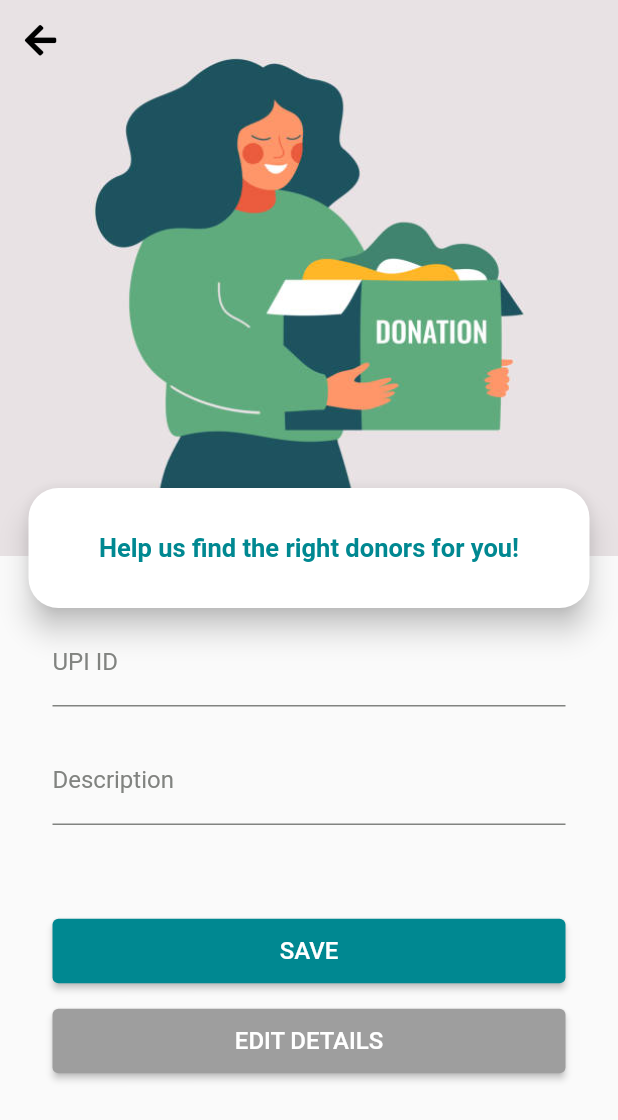
After one commit to pavithrahareddy/pawfecto_flutter_app, a Flutter app: the DonationDetails screen opened by its route, after a tap on "SAVE", on a phone screen of 412 x 824 dp. The commit adds this screen. Shown: the top 1120 px of the screen. Run offline on Flutter 3.47's test engine with Material 2 defaults, Android fonts, the phone set to English and light mode, and no system bars; our stand-ins replace cloud_firestore, date_field, firebase_auth, firebase_core, firebase_storage, font_awesome_flutter and 3 more; missing offline and left inert: dart:ffi, upi_india; accounts and stored records are empty.

Commit message:
Shelter: Add Donation details page

```diff
--- a/lib/main.dart
+++ b/lib/main.dart
@@ -22,6 +22,7 @@ import 'package:pawfecto/screens/user/profile.dart';
 import 'package:pawfecto/screens/user/sidebar.dart';
 import 'package:pawfecto/screens/welcome.dart';
 import 'package:pawfecto/screens/shelter/shelter_main_pet.dart';
+import 'package:pawfecto/screens/shelter/donation.dart';
 
 void main() async {
   WidgetsFlutterBinding.ensureInitialized();
@@ -51,12 +52,13 @@ class MyApp extends StatelessWidget {
         EventDetails.id: (context) => EventDetails(),
         EventRegister.id: (context) => EventRegister(),
         AdoptForm.id: (context) => AdoptForm(),
-        ProfilePage.id:(context) => ProfilePage(),
-        DonatePage.id:(context)=> DonatePage(),
-        DonateForm.id:(context) => DonateForm(),
-        LAFPage.id:(context) => LAFPage(),
-        StrayPetForm.id:(context) =>StrayPetForm(),
-        LostPetForm.id:(context) =>LostPetForm(),
+        ProfilePage.id: (context) => ProfilePage(),
+        DonatePage.id: (context) => DonatePage(),
+        DonateForm.id: (context) => DonateForm(),
+        LAFPage.id: (context) => LAFPage(),
+        StrayPetForm.id: (context) => StrayPetForm(),
+        LostPetForm.id: (context) => LostPetForm(),
+        DonationDetails.id: (context) => DonationDetails(),
       },
     );
   }
--- a/lib/screens/auth/adopt_register.dart
+++ b/lib/screens/auth/adopt_register.dart
@@ -3,7 +3,6 @@ import 'package:pawfecto/screens/auth/adopt_login.dart';
 import 'package:pawfecto/components/rounded_button.dart';
 import 'package:pawfecto/constants/constants.dart';
 import 'package:firebase_auth/firebase_auth.dart';
-import 'package:pawfecto/screens/user/adopt_main.dart';
 import 'package:modal_progress_hud/modal_progress_hud.dart';
 import 'package:cloud_firestore/cloud_firestore.dart';
 
--- a/lib/screens/auth/shelter_register.dart
+++ b/lib/screens/auth/shelter_register.dart
@@ -1,6 +1,5 @@
 import 'package:flutter/material.dart';
 import 'package:pawfecto/screens/auth/shelter_login.dart';
-import 'package:pawfecto/screens/shelter/shelter_main_pet.dart';
 import 'package:pawfecto/components/rounded_button.dart';
 import 'package:pawfecto/constants/constants.dart';
 import 'package:modal_progress_hud/modal_progress_hud.dart';
@@ -150,6 +149,10 @@ class _SRegisterState extends State<SRegister> {
                               'phone': phone,
                               'pets': [],
                               'events': [],
+                              'donation': {
+                                'upi': '',
+                                'description': '',
+                              },
                             });
                             Navigator.pushNamed(context, ShelterLogin.id);
                           }
--- /dev/null
+++ b/lib/screens/shelter/donation.dart
@@ -0,0 +1,318 @@
+import 'package:flutter/cupertino.dart';
+import 'package:flutter/material.dart';
+import 'package:font_awesome_flutter/font_awesome_flutter.dart';
+import 'package:firebase_auth/firebase_auth.dart';
+import 'package:cloud_firestore/cloud_firestore.dart';
+
+class DonationDetails extends StatefulWidget {
+  static const String id = 'shelter_donation';
+  @override
+  _DonationDetailsState createState() => _DonationDetailsState();
+}
+
+class _DonationDetailsState extends State<DonationDetails> {
+  FirebaseAuth _auth = FirebaseAuth.instance;
+  final _firestore = FirebaseFirestore.instance;
+
+  String _uid;
+  String _upi = '';
+  String _description = '';
+  bool _isFilled = false;
+
+  void getDetails() {
+    Future<DocumentSnapshot> shelter =
+        _firestore.collection('shelters').doc(_auth.currentUser.uid).get();
+
+    shelter.then((value) => {
+          setState(() {
+            _upi = value.data()["donation"]["upi"];
+            _description = value.data()["donation"]["description"];
+          }),
+        });
+  }
+
+  void checkIfFilled() {
+    if (_upi != '' && _description != '') {
+      setState(() {
+        _isFilled = true;
+      });
+    }
+  }
+
+  @override
+  void initState() {
+    super.initState();
+    getDetails();
+  }
+
+  void saveDetails() async {
+    try {
+      print('UID: ${_auth.currentUser.uid}');
+      await _firestore
+          .collection('shelters')
+          .doc(_auth.currentUser.uid)
+          .update({
+        'donation': {
+          'upi': _upi,
+          'description': _description,
+        }
+      });
+
+      checkIfFilled();
+    } catch (e) {
+      print(e);
+    }
+  }
+
+  @override
+  Widget build(BuildContext context) {
+    return Scaffold(
+      body: SafeArea(
+        child: Stack(
+          alignment: Alignment.center,
+          children: <Widget>[
+            Positioned(
+              top: 0,
+              child: Container(
+                width: MediaQuery.of(context).size.width,
+                height: MediaQuery.of(context).size.height * .45,
+                decoration: BoxDecoration(
+                  image: DecorationImage(
+                    image: AssetImage('images/donation.jpg'),
+                    fit: BoxFit.cover,
+                  ),
+                ),
+                child: Padding(
+                  padding: const EdgeInsets.all(15.0),
+                  child: Stack(
+                    children: [
+                      Positioned(
+                        left: 0.0,
+                        top: 0.0,
+                        child: GestureDetector(
+                          child: Icon(
+                            FontAwesomeIcons.arrowLeft,
+                            color: Colors.black,
+                          ),
+                          onTap: () {
+                            Navigator.pop(context);
+                          },
+                        ),
+                      ),
+                    ],
+                  ),
+                ),
+              ),
+            ),
+            Positioned(
+              top: MediaQuery.of(context).size.height * .39,
+              left: 15,
+              right: 15,
+              child: Card(
+                elevation: 8,
+                color: Colors.white,
+                shape: RoundedRectangleBorder(
+                    borderRadius: BorderRadius.circular(20)),
+                child: Container(
+                  width: MediaQuery.of(context).size.height * .90,
+                  height: 80,
+                  child: Center(
+                    child: Text(
+                      'Help us find the right donors for you!',
+                      style: TextStyle(
+                        fontSize: 17.0,
+                        color: Color(0xff008891),
+                        fontWeight: FontWeight.bold,
+                      ),
+                    ),
+                  ),
+                ),
+              ),
+            ),
+            Positioned(
+                top: MediaQuery.of(context).size.height * .50,
+                left: 15,
+                right: 15,
+                child: Padding(
+                  padding: const EdgeInsets.only(left: 20.0, right: 20.0),
+                  child: Container(
+                    child: Column(
+                      children: [
+                        StreamBuilder<QuerySnapshot>(
+                          stream: _firestore.collection('shelters').snapshots(),
+                          builder: (context, snapshot) {
+                            if (!snapshot.hasData) {
+                              return Center(
+                                child: CircularProgressIndicator(),
+                              );
+                            }
+
+                            Map donationDetails = {};
+                            final shelters = snapshot.data.docs;
+
+                            // fetch the pets under the current user
+                            for (var shelter in shelters) {
+                              if (shelter.id == _uid) {
+                                donationDetails = shelter.data()["donation"];
+                                break;
+                              }
+                            }
+
+                            final textFields = Column(
+                              children: [
+                                TextFormField(
+                                  // initialValue: ,
+                                  controller: TextEditingController(text: _upi),
+                                  readOnly: _isFilled,
+                                  decoration: InputDecoration(
+                                    // filled: true,
+                                    labelText: 'UPI ID',
+                                    labelStyle: TextStyle(
+                                      color: Color(0xff818380),
+                                    ),
+                                    enabledBorder: UnderlineInputBorder(
+                                      borderSide: BorderSide(
+                                        color: Color(0xff818380),
+                                      ),
+                                    ),
+                                    focusedBorder: UnderlineInputBorder(
+                                      borderSide: BorderSide(
+                                        color: Color(0xff818380),
+                                      ),
+                                    ),
+                                  ),
+                                  style: TextStyle(
+                                      color: _isFilled
+                                          ? Colors.grey
+                                          : Colors.black),
+                                  // The validator receives the text that the user has entered.
+                                  validator: (value) {
+                                    if (value == null || value.isEmpty) {
+                                      return 'Required';
+                                    }
+                                    return null;
+                                  },
+                                  onChanged: (value) {
+                                    setState(() {
+                                      _upi = value;
+                                    });
+                                  },
+                                ),
+                                SizedBox(
+                                  height: 20.0,
+                                ),
+                                TextFormField(
+                                  controller:
+                                      TextEditingController(text: _description),
+                                  readOnly: _isFilled,
+                                  decoration: InputDecoration(
+                                    // filled: true,
+                                    labelText: 'Description',
+                                    labelStyle: TextStyle(
+                                      color: Color(0xff818380),
+                                    ),
+                                    enabledBorder: UnderlineInputBorder(
+                                      borderSide: BorderSide(
+                                        color: Color(0xff818380),
+                                      ),
+                                    ),
+                                    focusedBorder: UnderlineInputBorder(
+                                      borderSide: BorderSide(
+                                        color: Color(0xff818380),
+                                      ),
+                                    ),
+                                  ),
+                                  style: TextStyle(
+                                      color: _isFilled
+                                          ? Colors.grey
+                                          : Colors.black),
+                                  // The validator receives the text that the user has entered.
+                                  validator: (value) {
+                                    if (value == null || value.isEmpty) {
+                                      return 'Required';
+                                    }
+                                    return null;
+                                  },
+                                  onChanged: (value) {
+                                    setState(() {
+                                      _description = value;
+                                    });
+                                  },
+                                ),
+                              ],
+                            );
+
+                            return textFields;
+                          },
+                        ),
+                        SizedBox(
+                          height: 60.0,
+                        ),
+                        Row(
+                          children: [
+                            Expanded(
+                              child: ElevatedButton(
+                                style: ButtonStyle(
+                                  backgroundColor:
+                                      MaterialStateProperty.all<Color>(
+                                    Color(0xff008891),
+                                  ),
+                                ),
+                                onPressed: saveDetails,
+                                child: Padding(
+                                  padding: const EdgeInsets.all(12.0),
+                                  child: Text(
+                                    'SAVE',
+                                    style: TextStyle(
+                                      fontSize: 16.0,
+                                    ),
+                                  ),
+                                ),
+                              ),
+                            ),
+                          ],
+                        ),
+                        SizedBox(
+                          height: 12.0,
+                        ),
+                        Row(
+                          children: [
+                            Expanded(
+                              child: ElevatedButton(
+                                style: ButtonStyle(
+                                  backgroundColor: _isFilled
+                                      ? MaterialStateProperty.all<Color>(
+                                          Color.fromARGB(255, 218, 120, 120))
+                                      : MaterialStateProperty.all<Color>(
+                                          Colors.grey),
+                                ),
+                                onPressed: () {
+                                  if (_isFilled) {
+                                    setState(() {
+                                      _isFilled = !_isFilled;
+                                    });
+                                  }
+                                },
+                                child: Padding(
+                                  padding: const EdgeInsets.all(12.0),
+                                  child: Text(
+                                    'EDIT DETAILS',
+                                    style: TextStyle(
+                                      fontSize: 16.0,
+                                    ),
+                                  ),
+                                ),
+                              ),
+                            ),
+                          ],
+                        ),
+                      ],
+                    ),
+                  ),
+                )),
+          ],
+        ),
+      ),
+    );
+  }
+}
--- a/lib/screens/shelter/shelter_main_events.dart
+++ b/lib/screens/shelter/shelter_main_events.dart
@@ -1,7 +1,6 @@
 import 'package:flutter/cupertino.dart';
 import 'package:flutter/material.dart';
 import 'package:pawfecto/screens/shelter/addEvent.dart';
-import 'package:pawfecto/screens/shelter/addPet.dart';
 import 'package:pawfecto/screens/shelter/sheltersidebar.dart';
 import 'package:firebase_auth/firebase_auth.dart';
 import 'package:cloud_firestore/cloud_firestore.dart';
--- a/lib/screens/shelter/sheltersidebar.dart
+++ b/lib/screens/shelter/sheltersidebar.dart
@@ -1,7 +1,7 @@
 import 'package:flutter/material.dart';
 import 'package:font_awesome_flutter/font_awesome_flutter.dart';
 import 'package:pawfecto/screens/auth/shelter_login.dart';
-import 'package:pawfecto/screens/shelter/addEvent.dart';
+import 'package:pawfecto/screens/shelter/donation.dart';
 import 'package:pawfecto/screens/shelter/shelter_main_events.dart';
 import 'package:pawfecto/screens/shelter/shelter_main_pet.dart';
 
@@ -117,7 +117,7 @@ class _ShelterSideBarState extends State<ShelterSideBar> {
                 ),
                 GestureDetector(
                   onTap: () {
-                    Navigator.popAndPushNamed(context, ShelterMainEvents.id);
+                    Navigator.popAndPushNamed(context, DonationDetails.id);
                   },
                   child: Row(
                     children: [
```
Also changed, not shown: lib/screens/welcome.dart (+1 -9 lines), images/donation.jpg (added).
